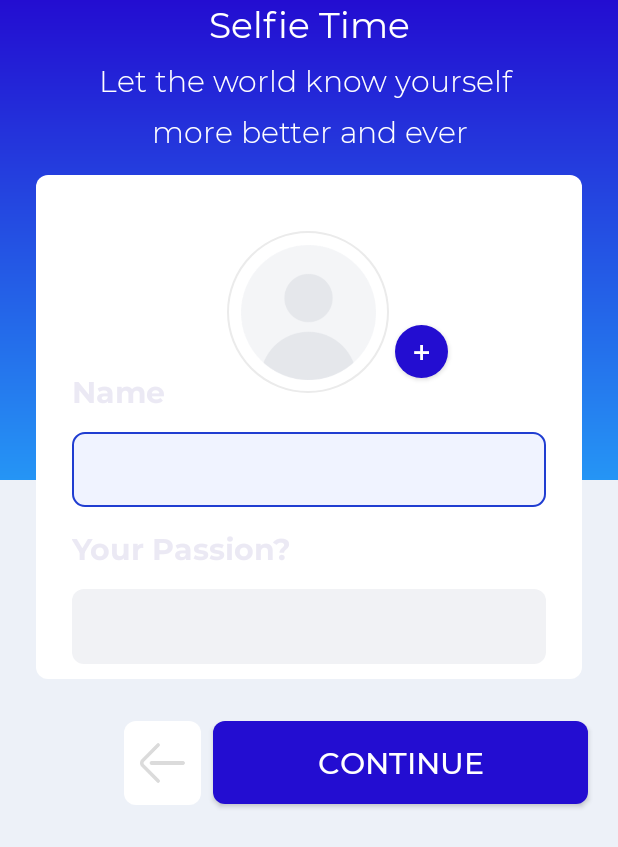
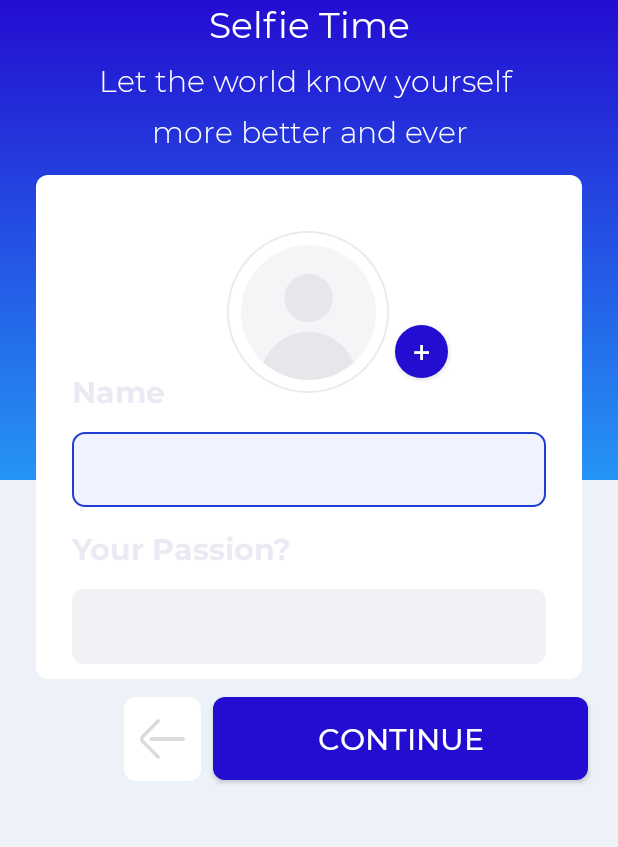
Before and after one commit to loxave/MyTicket, an Android app: the RegisterTwoActivity screen opened directly, with no data from a screen before it, on a phone screen of 412 x 824 dp. Shown: the top 847 px of the screen. Run offline under Robolectric (Android 15) with nearby library versions, the phone set to English and light mode, and no system bars; libraries missing offline, so code that uses them is left out: com.github.florent37.shapeofview; plain views replace CircleView.

Commit message:
Initial commit

```diff
--- a/app/src/main/res/layout/activity_register_two.xml
+++ b/app/src/main/res/layout/activity_register_two.xml
@@ -175,7 +175,7 @@
         android:id="@+id/btn_continue"
         android:layout_width="250dp"
         android:layout_height="55dp"
-        android:layout_marginTop="28dp"
+        android:layout_marginTop="12dp"
         android:layout_marginEnd="20dp"
         android:background="@drawable/bg_btn_blue_primary"
         android:fontFamily="@font/montserrat_medium"
@@ -189,7 +189,7 @@
         android:id="@+id/btn_back"
         android:layout_width="51dp"
         android:layout_height="56dp"
-        android:layout_marginTop="28dp"
+        android:layout_marginTop="12dp"
         android:layout_marginEnd="8dp"
         android:background="@drawable/bg_layout_white"
         android:gravity="center"
```
